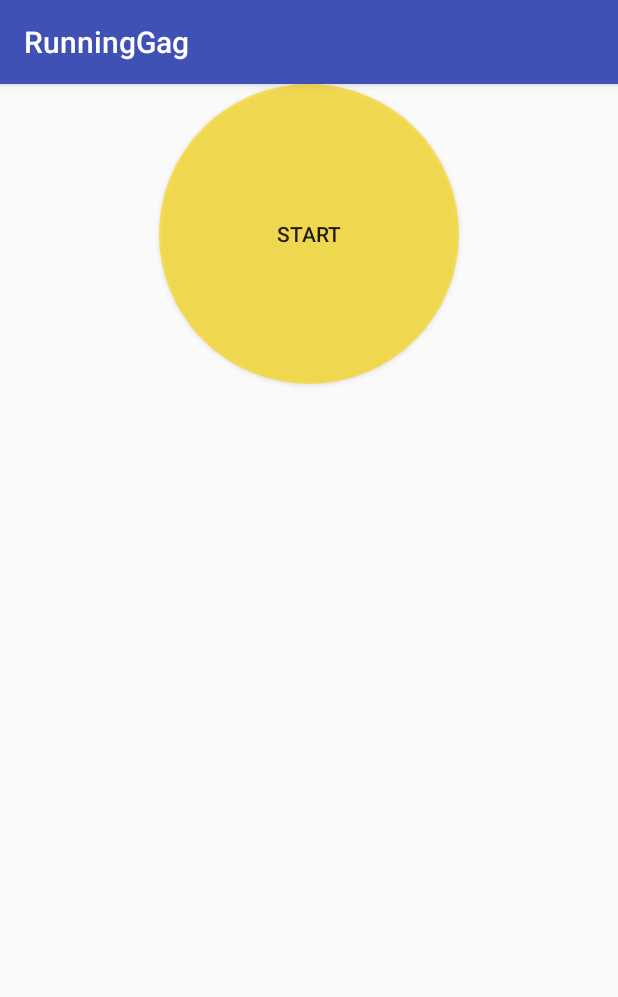
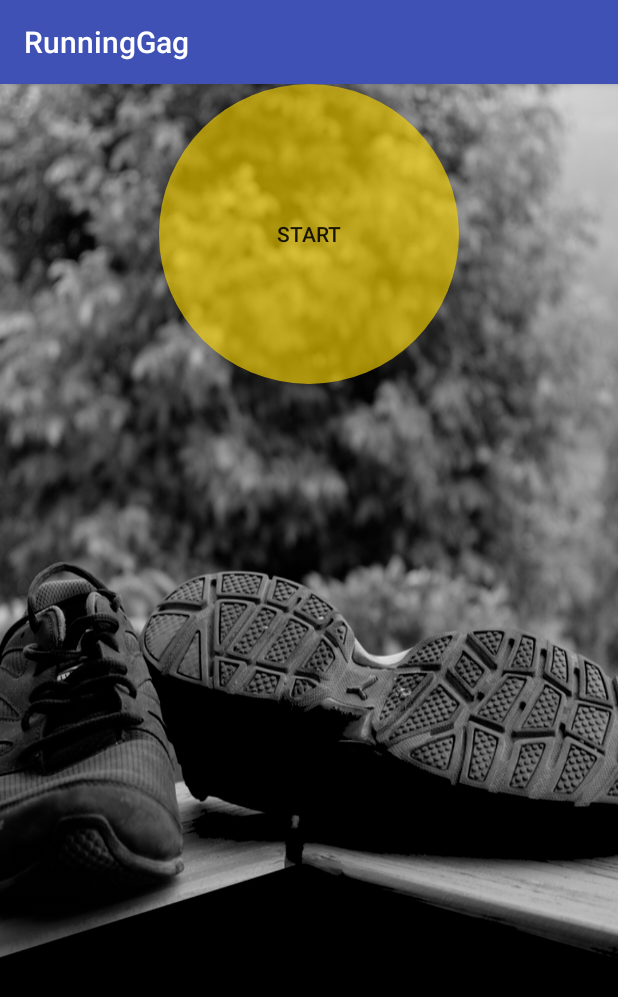
Before and after one commit to CFoltin/RunningGag, an Android app: the screen it shows after launch (MainActivity), on a phone screen of 412 x 824 dp. Shown: the top 997 px of the screen. Run offline under Robolectric (Android 15) with nearby library versions, the phone set to English and light mode, and no system bars.

Commit message:
add picture

```diff
--- a/app/src/main/res/layout/activity_main.xml
+++ b/app/src/main/res/layout/activity_main.xml
@@ -4,7 +4,8 @@
     android:layout_width="match_parent"
     android:layout_height="match_parent"
     android:gravity="center_horizontal"
-    android:orientation="vertical">
+    android:orientation="vertical"
+android:background="@drawable/selfmadebackground2">
 
     <Button
         android:id="@+id/startService"
@@ -16,6 +17,7 @@
     <ListView
         android:id="@+id/runs"
         android:layout_width="match_parent"
-        android:layout_height="wrap_content"></ListView>
+        android:layout_height="wrap_content"
+       ></ListView>
 
 </LinearLayout>
--- a/app/src/main/res/values/styles.xml
+++ b/app/src/main/res/values/styles.xml
@@ -7,5 +7,8 @@
         <item name="colorPrimaryDark">@color/colorPrimaryDark</item>
         <item name="colorAccent">@color/colorAccent</item>
     </style>
-
+    <style name="CodeFont" parent="@android:style/TextAppearance.Medium">
+        <item name="android:textColor">#a0FFD700</item>
+        <item name="android:typeface">monospace</item>
+    </style>
 </resources>
```
Also changed, not shown: app/src/main/res/drawable/selfmadebackground2.png (added).
